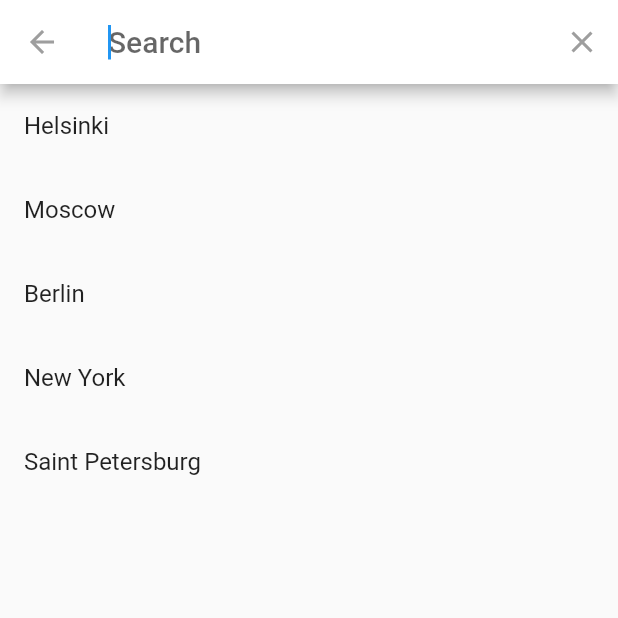
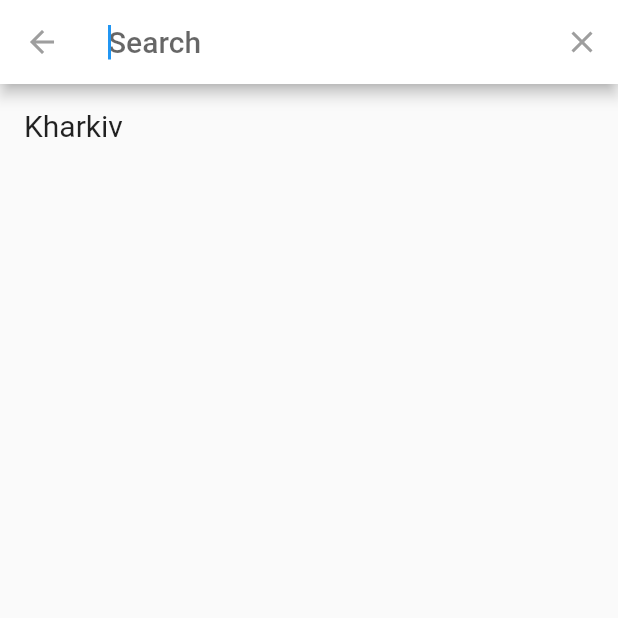
Before and after one commit to NChervinska/flutter_app, a Flutter app: the screen it shows after launch, after a tap on the "search" icon, on a phone screen of 412 x 824 dp, the top half of it. Run offline on Flutter 3.47's test engine with Material 2 defaults, Android fonts, the phone set to English and light mode, and no system bars; our stand-ins replace bloc, equatable, flutter_bloc, geolocator.

Commit message:
If geolocation can't identify the city, display the weather for Kiev

```diff
--- a/lib/services/SearchDelegate.dart
+++ b/lib/blocs/SearchDelegate.dart
@@ -1,4 +1,5 @@
 import 'package:flutter/material.dart';
+import 'package:flutter_app/constants/UIConstants/TextStyles.dart';
 
 class MySearchDelegate extends SearchDelegate {
   String selectedResult;
@@ -47,13 +48,14 @@ class MySearchDelegate extends SearchDelegate {
 
   @override
   Widget buildSuggestions(BuildContext context) {
-    List<String> searchResults = ["Helsinki", "Moscow", "Berlin", "New York", "Saint Petersburg", query].where((element) => element.contains(query)).toList();
+    List<String> searchResults = ["Kharkiv", query].where((element) => element.contains(query)).toList();
 
     return ListView.builder(
       itemCount: searchResults.length,
       itemBuilder: (context, index) {
         return ListTile(
-          title: Text(searchResults[index]),
+          title: Text(searchResults[index],
+            style: TextStyles.search),
           onTap: () {
             selectedResult = searchResults[index];
             callback(selectedResult);
--- a/lib/services/WeatherBloc.dart
+++ b/lib/blocs/WeatherBloc.dart
@@ -1,9 +1,9 @@
 import 'dart:async';
 
-import 'package:flutter_app/services/WeatherEvent.dart';
-import 'package:flutter_app/services/Weather.dart';
-import 'package:flutter_app/services/WeatherService.dart';
-import 'package:flutter_app/services/WeatherState.dart';
+import 'package:flutter_app/blocs/WeatherEvent.dart';
+import 'package:flutter_app/blocs/Weather.dart';
+import 'package:flutter_app/blocs/WeatherService.dart';
+import 'package:flutter_app/blocs/WeatherState.dart';
 import 'package:bloc/bloc.dart';
 import 'package:geolocator/geolocator.dart';
 
@@ -33,6 +33,7 @@ class WeatherBloc extends Bloc<WeatherEvent, WeatherState> {
       yield WeatherLoadSuccess(weather: weather, hourlyWeather: hourlyWeather);
     } catch (e) {
       yield WeatherLoadFailure();
+
     }
   }
 
@@ -40,20 +41,23 @@ class WeatherBloc extends Bloc<WeatherEvent, WeatherState> {
     LocationPermission permission = await checkPermission();
     if (permission == LocationPermission.whileInUse ||
         permission == LocationPermission.always) {
-      Position lastKnownPosition = await getLastKnownPosition();
-      if(lastKnownPosition != null) {
+        if(!(await Geolocator.isLocationServiceEnabled())) {
           add(WeatherRequested(
-            lat: lastKnownPosition.latitude.toString(),
-            lon: lastKnownPosition.longitude.toString()));
-
+              city: 'Kiev'));
         } else {
           Position position =
           await getCurrentPosition(desiredAccuracy: LocationAccuracy.high);
+          print(position);
           add(WeatherRequested(
               lat: position.latitude.toString(),
               lon: position.longitude.toString()));
         }
-    } else {
+
+    } else if (permission == LocationPermission.deniedForever) {
+      add(WeatherRequested(
+          city: 'Kiev'));
+    }
+    else {
       await requestPermission();
       add(WeatherCurrentPositionRequested());
     }
--- a/lib/services/WeatherService.dart
+++ b/lib/blocs/WeatherService.dart
@@ -1,6 +1,6 @@
 import 'dart:convert';
 
-import 'package:flutter_app/services/Weather.dart';
+import 'package:flutter_app/blocs/Weather.dart';
 import 'package:http/http.dart' as http;
 
 class WeatherService {
--- a/lib/services/WeatherState.dart
+++ b/lib/blocs/WeatherState.dart
@@ -1,6 +1,7 @@
-import 'package:flutter_app/services/Weather.dart';
+import 'package:flutter_app/blocs/Weather.dart';
 import 'package:equatable/equatable.dart';
 import 'package:flutter/cupertino.dart';
+import 'package:geolocator/geolocator.dart';
 
 abstract class WeatherState extends Equatable {
   const WeatherState();
@@ -25,4 +26,5 @@ class WeatherLoadSuccess extends WeatherState {
   List<Object> get props => [weather, hourlyWeather];
 }
 
-class WeatherLoadFailure extends WeatherState {}
+class WeatherLoadFailure extends WeatherState{
+}
--- a/lib/pages/HomePage.dart
+++ b/lib/pages/HomePage.dart
@@ -1,10 +1,12 @@
-import 'package:flutter_app/services/SearchDelegate.dart';
-import 'package:flutter_app/services/WeatherEvent.dart';
-import 'package:flutter_app/services/WeatherState.dart';
+import 'package:flutter_app/blocs/SearchDelegate.dart';
+import 'package:flutter_app/blocs/WeatherEvent.dart';
+import 'package:flutter_app/blocs/WeatherState.dart';
 import 'package:flutter/material.dart';
+import 'package:flutter_app/constants/UIConstants/ColorPallet.dart';
+import 'package:flutter_app/constants/UIConstants/TextStyles.dart';
 import 'package:flutter_bloc/flutter_bloc.dart';
 
-import 'package:flutter_app/services/WeatherBloc.dart';
+import 'package:flutter_app/blocs/WeatherBloc.dart';
 import 'package:flutter_app/widgets/MainScreenWrapper.dart';
 
 class HomePage extends StatefulWidget {
@@ -22,12 +24,11 @@ class _HomePageState extends State<HomePage> {
       create: (context) => WeatherBloc(),
       child: BlocBuilder<WeatherBloc, WeatherState>(
         builder: (context, state) {
-          if (state is WeatherLoadSuccess) {
             return Scaffold(
               appBar: AppBar(
                 elevation: 0,
                 //toooooooooooooooooooooooooooooo
-                backgroundColor: Color(0xFF00D1FF),
+                backgroundColor: ColorPallet.main,
                 actions: [
                   IconButton(
                     icon: Icon(Icons.my_location,),
@@ -55,7 +56,7 @@ class _HomePageState extends State<HomePage> {
                        begin: Alignment.topCenter,
                        end: Alignment.bottomCenter,
                        stops: [0, 1],
-                       colors: isDay ? [Colors.white, Color(0xFF00D1FF), ] : [Color(0xFF98AFC7), Color(0xFF00D1FF), ],
+                       colors: isDay ? [Colors.white, ColorPallet.main, ] : [ColorPallet.grey, ColorPallet.main, ],
                      ),
                    ),
                   ),
@@ -82,9 +83,7 @@ class _HomePageState extends State<HomePage> {
                            return DropdownMenuItem<String>(
                              value: value,
                              child: Text(value,
-
-                     //        style: TextStyle(
-                 //            color: Colors.deepPurple,)
+                               style: TextStyles.main
                              ),
                            );
                          }).toList(),
@@ -93,42 +92,16 @@ class _HomePageState extends State<HomePage> {
                    );
                    },)
                   ),
-                  Container(
+                  (state is WeatherLoadSuccess) ? Container(
                     padding: EdgeInsets.only(top: 100),
                     child: MainScreenWrapper(
                         weather: state.weather, hourlyWeather: state.hourlyWeather, isHourly: _currentSelectedValue == 'Hourly weather'),
-                  ),
+                  ) : Center(
+                     child: CircularProgressIndicator(),
+                  )
                 ]
               )
             );
-          }
-          print("Not success");
-          return Scaffold(
-              appBar: AppBar(
-                elevation: 0,
-                backgroundColor: Color.fromRGBO(0, 0, 0, 0),
-                actions: [
-                  IconButton(
-                    icon: Icon(Icons.my_location),
-                    onPressed: () {
-                      BlocProvider.of<WeatherBloc>(context).add(WeatherCurrentPositionRequested());
-                    },
-                  ),
-                  IconButton(
-                    icon: Icon(Icons.search),
-                    onPressed: () {
-                      showSearch(
-                          context: context, delegate: MySearchDelegate((query) {
-                        BlocProvider.of<WeatherBloc>(context).add(WeatherRequested(city: query));
-                      }));
-                    },
-                  )
-                ],
-              ),
-              body: Center(
-                child: CircularProgressIndicator(),
-              )
-          );
         },
       ),
     );
--- a/lib/pages/SplashPage.dart
+++ b/lib/pages/SplashPage.dart
@@ -1,6 +1,8 @@
 import 'dart:io';
 import 'package:flutter/cupertino.dart';
 import 'package:flutter/material.dart';
+import 'package:flutter_app/constants/UIConstants/ColorPallet.dart';
+import 'package:flutter_app/constants/UIConstants/TextStyles.dart';
 import 'dart:async';
 
 import 'HomePage.dart';
@@ -31,7 +33,7 @@ class _SplashPageState extends State<SplashPage> {
               begin: Alignment.topCenter,
               end: Alignment.bottomCenter,
               stops: [0, 1],
-              colors: [Colors.black, Color(0xFF00D1FF), ],
+              colors: [Colors.black, ColorPallet.main, ],
             ),
           ),
           child: Column(
@@ -40,19 +42,11 @@ class _SplashPageState extends State<SplashPage> {
               Container(
                 alignment: Alignment.center,
                 child: Text('Weather',
-                  style: new TextStyle(
-                    fontSize: 90,
-                    fontFamily: 'Qwigley',
-                    color: Colors.white,
-                  )
+                  style: TextStyles.splashStyle
                  ),
               ),
-              Platform.isIOS? Text('IOSr',
-                  style: new TextStyle(
-                    fontSize: 40,
-                    fontFamily: 'Qwigley',
-                    color: Colors.white,
-                  )
+              Platform.isIOS? Text('IOS',
+                  style: TextStyles.iosStyle
               ) : Icon(
                   Icons.android,
                   size: 40,
```
Also changed, not shown: lib/constants/UIConstants/ColorPallet.dart (added, +8 -0 lines), lib/constants/UIConstants/TextStyles.dart (added, +50 -0 lines), lib/widgets/MainScreenWrapper.dart (+10 -4 lines), lib/widgets/WeatherDay.dart (+13 -3 lines), lib/widgets/WeatherDayCard.dart (+24 -14 lines), lib/widgets/WeatherHourlyCard.dart (+24 -7 lines), lib/widgets/WeatherHours.dart (+6 -3 lines), lib/blocs/Weather.dart (renamed from lib/services/Weather.dart), lib/blocs/WeatherEvent.dart (renamed from lib/services/WeatherEvent.dart), 2 other files. Lines whose indentation alone changed are shown as unchanged.
